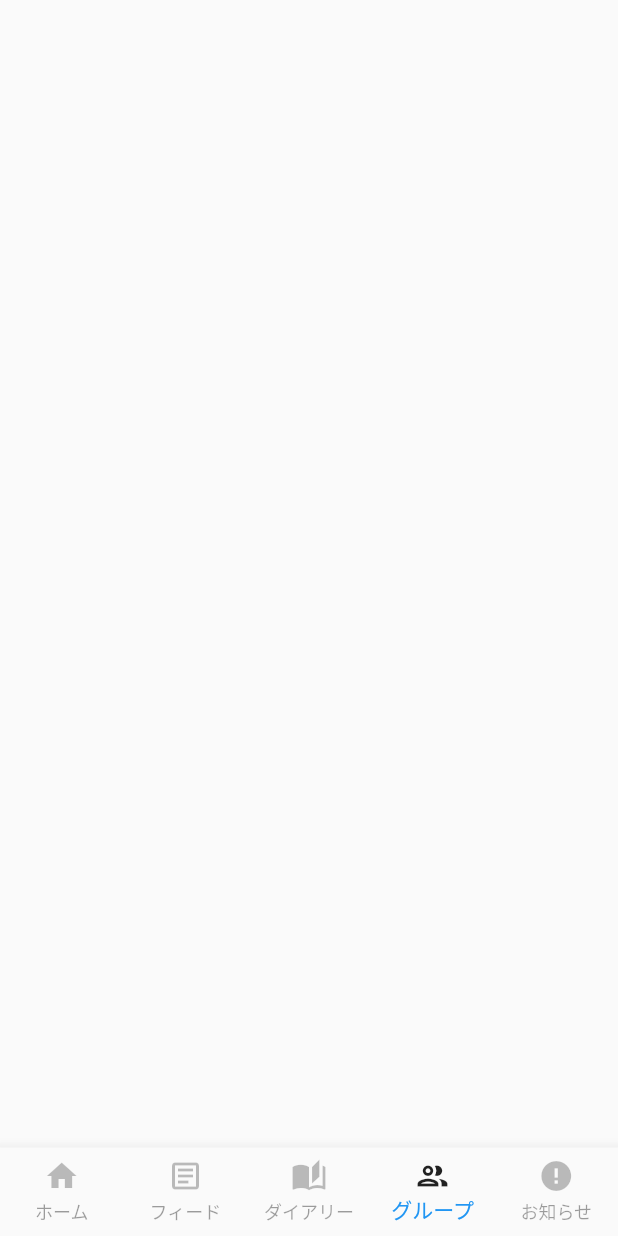
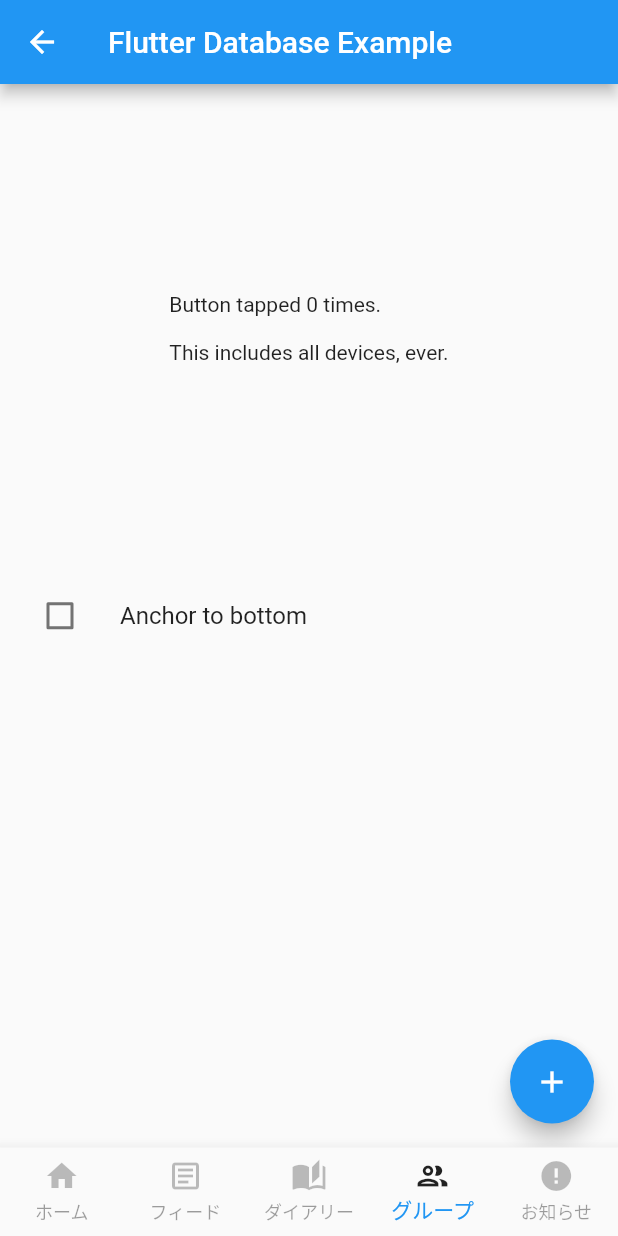
Before and after one commit to engiari/kanri2, a Flutter app: the RootWidget screen opened directly, item 4 of the bottom bar chosen, on a phone screen of 412 x 824 dp. Run offline on Flutter 3.47's test engine with Material 2 defaults, Android fonts, the phone set to English and light mode, and no system bars; drawn by our look-alikes of firebase_database; our stand-ins replace cloud_firestore, firebase_auth, firebase_core, firebase_crashlytics, flutter_form_builder, flutter_signin_button and 4 more; missing offline and left inert: flutter_simple_customize_calendar; accounts and stored records are empty.

```diff
--- a/lib/screen/routes/group_route.dart
+++ b/lib/screen/routes/group_route.dart
@@ -0,0 +1,161 @@
+import 'dart:async';
+
+import 'package:firebase_core/firebase_core.dart';
+import 'package:firebase_database/firebase_database.dart';
+import 'package:firebase_database/ui/firebase_animated_list.dart';
+import 'package:flutter/material.dart';
+import 'package:flutter_app7/screen/util/group_model.dart';
+
+class Group extends StatefulWidget {
+  const Group({Key key, @required this.app}) : super(key: key);
+
+  final FirebaseApp app;
+
+  @override
+  _GroupState createState() => _GroupState();
+}
+
+class _GroupState extends State<Group> {
+  int _counter = 0;
+  DatabaseReference _counterRef;
+  DatabaseReference _messagesRef;
+  StreamSubscription<Event> _counterSubscription;
+  StreamSubscription<Event> _messagesSubscription;
+  bool _anchorToBottom = false;
+
+  String _kTestKey = 'Hello';
+  String _kTestValue = 'world!';
+  DatabaseError _error;
+  int messageId;
+
+  @override
+  void initState() {
+    super.initState();
+    // Demonstrates configuring to the database using a file
+    _counterRef = FirebaseDatabase.instance.reference().child('counter');
+    // Demonstrates configuring the database directly
+    final FirebaseDatabase database = FirebaseDatabase(app: widget.app);
+    _messagesRef = database.reference().child('1-2').child('messages');
+    database.reference().child('counter').once().then((DataSnapshot snapshot) {
+      print('Connected to second database and read ${snapshot.value}');
+    });
+    database.reference().child('1-2').child('messages').once().then((DataSnapshot snapshot) {
+    messageId = snapshot.value.length - 1;
+    });
+    database.setPersistenceEnabled(true);
+    database.setPersistenceCacheSizeBytes(10000000);
+    _counterRef.keepSynced(true);
+    _counterSubscription = _counterRef.onValue.listen((Event event) {
+      setState(() {
+        _error = null;
+        _counter = event.snapshot.value ?? 0;
+      });
+    }, onError: (Object o) {
+      final DatabaseError error = o as DatabaseError;
+      setState(() {
+        _error = error;
+      });
+    });
+    _messagesSubscription =
+        _messagesRef
+            .limitToLast(10)
+            .onChildAdded
+            .listen((Event event) {
+          print('Child added: ${event.snapshot.value}');
+        }, onError: (Object o) {
+          final DatabaseError error = o as DatabaseError;
+          print('Error: ${error.code} ${error.message}');
+        });
+  }
+
+  @override
+  void dispose() {
+    super.dispose();
+    _messagesSubscription.cancel();
+    _counterSubscription.cancel();
+  }
+
+  Future<void> _increment() async {
+    // Increment counter in transaction.
+    final TransactionResult transactionResult =
+    await _counterRef.runTransaction((MutableData mutableData) async {
+      mutableData.value = (mutableData.value ?? 0) + 1;
+      return mutableData;
+    });
+
+    if (transactionResult.committed) {
+      await _messagesRef.push().set(GroupModel(date: DateTime.now(),message: 'テスト',userId: '1').toJson());
+    } else {
+      print('Transaction not committed.');
+      if (transactionResult.error != null) {
+        print(transactionResult.error.message);
+      }
+    }
+  }
+
+  @override
+  Widget build(BuildContext context) {
+    return Scaffold(
+      appBar: AppBar(
+        title: const Text('Flutter Database Example'),
+      ),
+      body: Column(
+        children: <Widget>[
+          Flexible(
+            child: Center(
+              child: _error == null
+                  ? Text(
+                'Button tapped $_counter time${_counter == 1 ? '' : 's'}.\n\n'
+                    'This includes all devices, ever.',
+              )
+                  : Text(
+                'Error retrieving button tap count:\n${_error.message}',
+              ),
+            ),
+          ),
+          ListTile(
+            leading: Checkbox(
+              onChanged: (bool value) {
+                if (value != null) {
+                  setState(() {
+                    _anchorToBottom = value;
+                  });
+                }
+              },
+              value: _anchorToBottom,
+            ),
+            title: const Text('Anchor to bottom'),
+          ),
+          Flexible(
+            child: FirebaseAnimatedList(
+              key: ValueKey<bool>(_anchorToBottom),
+              query: _messagesRef,
+              reverse: _anchorToBottom,
+              itemBuilder: (BuildContext context, DataSnapshot snapshot,
+                  Animation<double> animation, int index) {
+                return SizeTransition(
+                  sizeFactor: animation,
+                  child: ListTile(
+                    trailing: IconButton(
+                      onPressed: () =>
+                          _messagesRef.child(snapshot.key).remove(),
+                      icon: const Icon(Icons.delete),
+                    ),
+                    title: Text(
+                      '${snapshot.key}: ${snapshot.value['message'].toString()}',
+                    ),
+                  ),
+                );
+              },
+            ),
+          ),
+        ],
+      ),
+      floatingActionButton: FloatingActionButton(
+        onPressed: _increment,
+        tooltip: 'Increment',
+        child: const Icon(Icons.add),
+      ),
+    );
+  }
+}
--- a/lib/screen/routes/root.dart
+++ b/lib/screen/routes/root.dart
@@ -4,6 +4,7 @@ import 'package:flutter_app7/screen/routes/info_route.dart';
 
 import 'diary_route.dart';
 import 'feed_route.dart';
+import 'group_route.dart';
 import 'home_route.dart';
 
 // 各ページ
@@ -40,7 +41,7 @@ class _RootWidgetState extends State<RootWidget> {
     Home(),
     Feed(),
     CustomContainerExample(), //Diary(),
-    Info(), //Group(),
+    Group(),
     Info(), //Info(),
   ];
 
--- /dev/null
+++ b/lib/screen/util/group_model.dart
@@ -0,0 +1,18 @@
+import 'package:firebase_auth/firebase_auth.dart' as auth;
+import 'package:flutter/material.dart';
+import 'package:flutter_app7/screen/util/shared_data_controller.dart';
+
+class GroupModel {
+  DateTime date ;
+  String message ;
+  String userId ;
+
+  GroupModel({this.date,this.message,this.userId});
+
+  toJson() => {
+    "date": date.toIso8601String(),
+    "message": message,
+    "sendUser": userId,
+  };
+
+}
--- a/pubspec.yaml
+++ b/pubspec.yaml
@@ -39,7 +39,7 @@ dependencies:
   google_sign_in: ^5.0.1
   flutter_signin_button: ^2.0.0
   fluttertoast: ^8.0.4
-
+  firebase_database: ^6.1.2
   # カレンダー機能
   flutter_simple_customize_calendar: ^1.0.4
 
```
Also changed, not shown: pubspec.lock, 1 other file.
